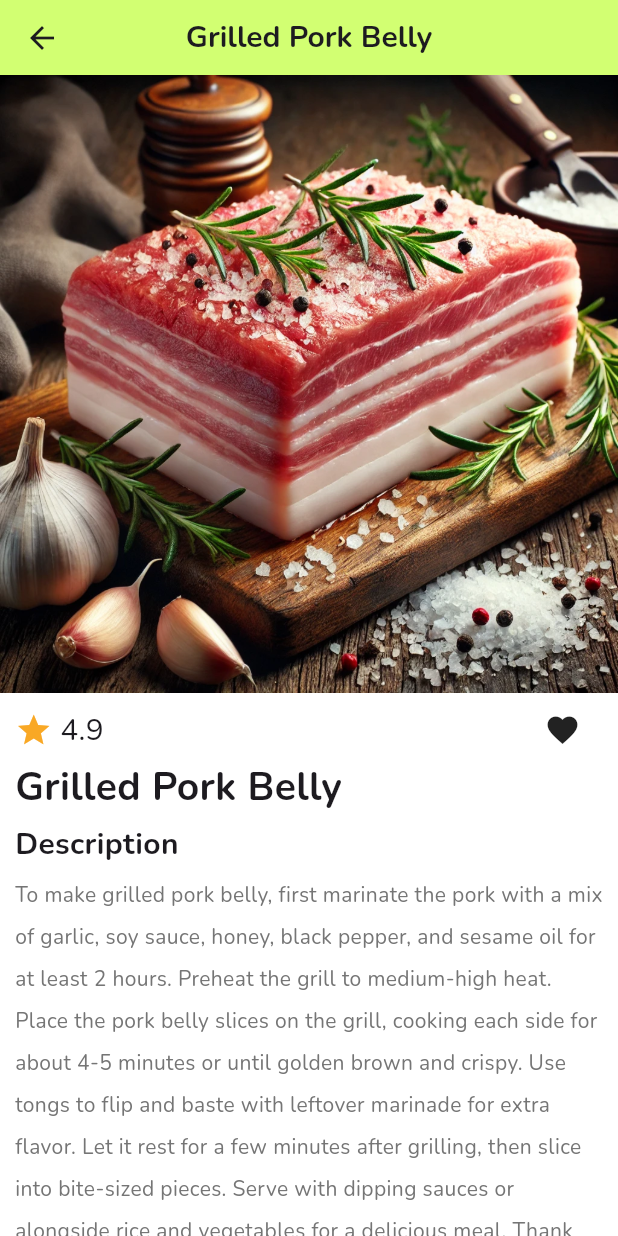
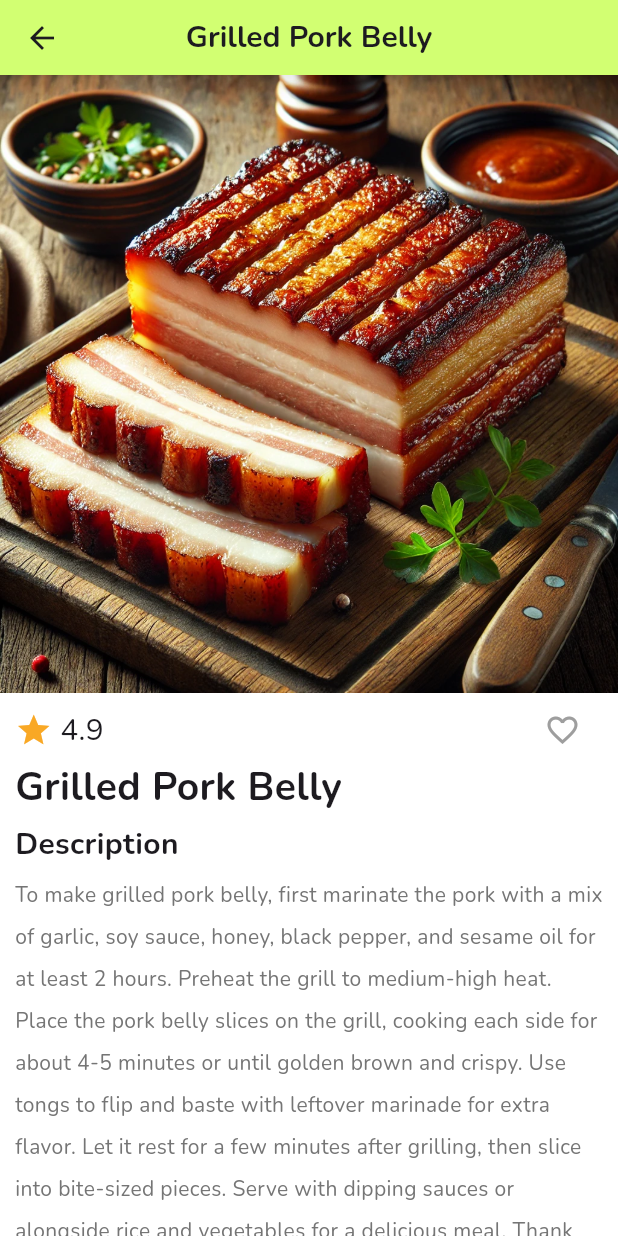
Before and after one commit to ShidoRise/Benri_app, a Flutter app: the RecipesScreen screen opened directly, after a tap on "Grilled Pork Belly", on a phone screen of 412 x 824 dp. Run offline on Flutter 3.47's test engine with Material 3 defaults, Android fonts, the phone set to English and light mode, and no system bars; our stand-ins replace easy_date_timeline, flutter_slidable, get, hive, hive_flutter, iconsax and 1 more; accounts and stored records are empty.

Commit message:
hung update

```diff
--- a/lib/view_models/favourite_recipe_provider.dart
+++ b/lib/view_models/favourite_recipe_provider.dart
@@ -5,22 +5,49 @@ class FavouriteRecipeProvider extends ChangeNotifier {
   final List<Recipes> _recipes = [
     Recipes(
         name: 'Grilled Pork Belly',
-        description: '',
-        imgPath: 'assets/images/ingredient/Pork Belly.png',
+        description:
+            'To make grilled pork belly, first marinate the pork with a mix of garlic, soy sauce, honey, black pepper, and sesame oil for at least 2 hours. Preheat the grill to medium-high heat. Place the pork belly slices on the grill, cooking each side for about 4-5 minutes or until golden brown and crispy. Use tongs to flip and baste with leftover marinade for extra flavor. Let it rest for a few minutes after grilling, then slice into bite-sized pieces. Serve with dipping sauces or alongside rice and vegetables for a delicious meal. Thank you for your watching, wait us more recipes',
+        imgPath: 'assets/images/recipe/Grilled Pork Belly.png',
         rating: '4.9'),
     Recipes(
-        name: 'Grilled Pork Belly',
-        description: '',
-        imgPath: 'assets/images/ingredient/Pork Belly.png',
-        rating: '4.9'),
+        name: 'Cơm Tấm',
+        description:
+            'Cơm tấm is a popular dish in southern Vietnam, particularly in Saigon (Ho Chi Minh City). It features broken rice grains, which were traditionally considered a lower-quality byproduct but have become a beloved base for this flavorful dish. Cơm tấm is usually served with a variety of toppings, including grilled pork (sườn nướng), shredded pork skin (bì), and steamed pork and egg patty (chả trứng). It’s typically garnished with pickled vegetables, cucumbers, and a fried egg. The dish is accompanied by a side of fish sauce (nước mắm) mixed with sugar, lime, and chili. Cơm tấm is a hearty meal with a delightful combination of textures and savory, sweet, and tangy flavors.',
+        imgPath: 'assets/images/recipe/Com Tam.png',
+        rating: '5.0'),
     Recipes(
-        name: 'Grilled Pork Belly',
-        description: '',
-        imgPath: 'assets/images/ingredient/Pork Belly.png',
-        rating: '4.9'),
+        name: 'Phở Bò',
+        description:
+            'Phở is one of Vietnam’s most famous dishes, known for its aromatic broth and simple, yet flavorful ingredients. It consists of flat rice noodles (bánh phở) served in a savory broth made by simmering beef bones, herbs, and spices like star anise, cinnamon, and cloves for hours. Phở is typically topped with thin slices of beef (phở bò) or chicken (phở gà), and garnished with fresh herbs such as cilantro, Thai basil, and green onions. Bean sprouts, lime, and chili peppers are often served on the side, allowing diners to customize the flavor. A perfect balance of umami, sweetness, and fragrance, phở is enjoyed across Vietnam and has become beloved worldwide.',
+        imgPath: 'assets/images/recipe/Pho.png',
+        rating: '5.0'),
+    Recipes(
+        name: 'Bún Đậu Mắm Tôm',
+        description:
+            'Bún đậu mắm tôm is a traditional Vietnamese dish, primarily enjoyed in the northern regions. It consists of several key components: bún (rice vermicelli noodles), đậu (fried tofu), and mắm tôm (fermented shrimp paste). Often, the dish is served with additional toppings like boiled pork belly, Vietnamese herbs, and sometimes chả cốm (fried green rice cakes). The shrimp paste, mắm tôm, is mixed with lime, sugar, and chili, creating a pungent yet flavorful dipping sauce. While the aroma of mắm tôm can be intense, it’s beloved by locals for its unique taste. Bún đậu mắm tôm is typically enjoyed as a light meal or street food, with a bold mix of textures and flavors.',
+        imgPath: 'assets/images/recipe/Bun Dau.png',
+        rating: '5.0'),
+    Recipes(
+        name: 'Pasta',
+        description:
+            'Pasta is a beloved dish that originated in Italy but has become a global favorite. Made primarily from wheat flour and water, pasta comes in various shapes and sizes, such as spaghetti, penne, fettuccine, and ravioli. It is incredibly versatile and pairs well with a wide range of sauces, from the classic tomato-based marinara to creamy Alfredo or rich pesto. Pasta can be served with a variety of ingredients, including vegetables, meats, seafood, and cheeses, making it adaptable for different palates. Whether baked as lasagna, served cold in a salad, or simply topped with olive oil and garlic, pasta remains a comforting, satisfying, and universally enjoyed meal.',
+        imgPath: 'assets/images/recipe/Pasta.png',
+        rating: '4.8'),
+    Recipes(
+        name: 'Salad',
+        description:
+            'Salad is a diverse dish made primarily from raw or cooked vegetables, often combined with fruits, grains, proteins, and a variety of dressings. Popular as a healthy meal option, salads can range from simple combinations like lettuce, tomatoes, and cucumbers to more elaborate creations with ingredients such as avocados, nuts, cheese, or grilled meats. Dressings, like vinaigrettes or creamy sauces, enhance the flavor and texture of the salad. Some well-known types of salads include Caesar salad, Greek salad, and Cobb salad. Whether served as a side dish or a main course, salads offer endless possibilities and are celebrated for their freshness, nutritional benefits, and adaptability to different tastes and dietary preferences.',
+        imgPath: 'assets/images/recipe/Salad.png',
+        rating: '4.8'),
+    Recipes(
+        name: 'Pizza',
+        description:
+            'Pizza, originally from Italy, has become one of the world’s most popular and beloved dishes. It consists of a flatbread base topped with tomato sauce, cheese, and a wide variety of ingredients such as vegetables, meats, and seafood. The dough is typically made from wheat flour, and the cheese most commonly used is mozzarella, though other varieties can be added. Classic pizza types include Margherita, featuring basil, mozzarella, and tomato, and pepperoni, topped with spicy sausage slices. Whether cooked in a wood-fired oven or a modern pizza oven, the crispy crust, melted cheese, and rich toppings make pizza a flavorful and satisfying meal. Its versatility allows for endless creative variations, appealing to diverse tastes worldwide.',
+        imgPath: 'assets/images/recipe/Pizza.png',
+        rating: '4.8'),
   ];
 
-  List<Recipes> _favouriteRecipes = [];
+  final List<Recipes> _favouriteRecipes = [];
 
   List<Recipes> get recipes => _recipes;
   List<Recipes> get favouriteRecipes => _favouriteRecipes;
--- a/lib/views/screens/recipe_detail_screen.dart
+++ b/lib/views/screens/recipe_detail_screen.dart
@@ -13,17 +13,27 @@ class RecipeDetailScreen extends StatefulWidget {
 }
 
 class _RecipeDetailScreenState extends State<RecipeDetailScreen> {
-  void addToFavouriteRecipe() {
-    final favouriteRecipe = context.read<FavouriteRecipeProvider>();
+  void toggleFavouriteRecipe() {
+    final favouriteRecipeProvider = context.read<FavouriteRecipeProvider>();
 
-    favouriteRecipe.addToFavourite(widget.recipe);
-
-    ScaffoldMessenger.of(context)
-        .showSnackBar(const SnackBar(content: Text("Successfull")));
+    if (favouriteRecipeProvider.favouriteRecipes.contains(widget.recipe)) {
+      favouriteRecipeProvider
+          .removeFromFavourite(widget.recipe); // Remove from favourites
+      ScaffoldMessenger.of(context).showSnackBar(
+          const SnackBar(content: Text("Removed from Favourites")));
+    } else {
+      favouriteRecipeProvider
+          .addToFavourite(widget.recipe); // Add to favourites
+      ScaffoldMessenger.of(context)
+          .showSnackBar(const SnackBar(content: Text("Added to Favourites")));
+    }
   }
 
   @override
   Widget build(BuildContext context) {
+    final favouriteRecipeProvider = context.watch<FavouriteRecipeProvider>();
+    bool isFavourite =
+        favouriteRecipeProvider.favouriteRecipes.contains(widget.recipe);
     return Scaffold(
       appBar: BAppBar(title: widget.recipe.name),
       body: Column(
@@ -62,8 +72,13 @@ class _RecipeDetailScreenState extends State<RecipeDetailScreen> {
                     Padding(
                       padding: EdgeInsets.only(right: 15),
                       child: GestureDetector(
-                          onTap: addToFavouriteRecipe,
-                          child: Icon(Icons.favorite)),
+                          onTap: toggleFavouriteRecipe,
+                          child: Icon(
+                            isFavourite
+                                ? Icons.favorite
+                                : Icons.favorite_border,
+                            color: isFavourite ? Colors.red : Colors.grey,
+                          )),
                     )
                   ],
                 ),
@@ -94,10 +109,13 @@ class _RecipeDetailScreenState extends State<RecipeDetailScreen> {
               Padding(
                 padding: EdgeInsets.symmetric(horizontal: 10),
                 child: Text(
-                  "To make grilled pork belly, first marinate the pork with a mix of garlic, soy sauce, honey, black pepper, and sesame oil for at least 2 hours. Preheat the grill to medium-high heat. Place the pork belly slices on the grill, cooking each side for about 4-5 minutes or until golden brown and crispy. Use tongs to flip and baste with leftover marinade for extra flavor. Let it rest for a few minutes after grilling, then slice into bite-sized pieces. Serve with dipping sauces or alongside rice and vegetables for a delicious meal. Thank you for your watching, wait us more recipes",
+                  widget.recipe.description,
                   style: TextStyle(color: Colors.grey[600], height: 2),
                 ),
-              )
+              ),
+              SizedBox(
+                height: 100,
+              ),
             ],
           ))
         ],
--- a/lib/views/screens/recipes_sreen.dart
+++ b/lib/views/screens/recipes_sreen.dart
@@ -1,4 +1,3 @@
-import 'package:benri_app/models/recipes/recipes.dart';
 import 'package:benri_app/utils/constants/colors.dart';
 import 'package:benri_app/view_models/favourite_recipe_provider.dart';
 import 'package:benri_app/views/screens/recipe_detail_screen.dart';
@@ -10,7 +9,7 @@ import 'package:flutter/material.dart';
 import 'package:provider/provider.dart';
 
 class RecipesScreen extends StatelessWidget {
-  RecipesScreen({super.key});
+  const RecipesScreen({super.key});
 
   //navigate to detail page
   void navigateToRecipeDetails(BuildContext context, int index) {
@@ -29,10 +28,12 @@ class RecipesScreen extends StatelessWidget {
   Widget build(BuildContext context) {
     final recipes = context.read<FavouriteRecipeProvider>();
     final recipeMenu = recipes.recipes;
+    final favouriteRecipe = recipes.favouriteRecipes;
 
     return Scaffold(
       appBar: BAppBar(title: 'Recipe'),
-      body: Column(
+      body: SingleChildScrollView(
+        child: Column(
           crossAxisAlignment: CrossAxisAlignment.start,
           children: [
             Padding(
@@ -43,7 +44,8 @@ class RecipesScreen extends StatelessWidget {
               padding: EdgeInsets.only(bottom: 12, left: 20),
               margin: EdgeInsets.symmetric(horizontal: 12),
               decoration: BoxDecoration(
-                color: BColors.accent, borderRadius: BorderRadius.circular(12)),
+                  color: BColors.accent,
+                  borderRadius: BorderRadius.circular(12)),
               child: Row(
                 mainAxisAlignment: MainAxisAlignment.spaceBetween,
                 children: [
@@ -114,14 +116,17 @@ class RecipesScreen extends StatelessWidget {
                 ],
               ),
             ),
-          Expanded(
+            Container(
+              height: 260, // fixed height for horizontal list
               child: ListView.builder(
                 scrollDirection: Axis.horizontal,
                 itemCount: recipeMenu.length,
                 itemBuilder: (context, index) => RecipeTile(
                   recipe: recipeMenu[index],
                   onTap: () => navigateToRecipeDetails(context, index),
-                      ))),
+                ),
+              ),
+            ),
             Padding(
               padding: const EdgeInsets.symmetric(horizontal: 20),
               child: Row(
@@ -159,9 +164,22 @@ class RecipesScreen extends StatelessWidget {
               ),
             ),
             SizedBox(
-            height: 130,
-          )
+              height: 260,
+              child: ListView.builder(
+                scrollDirection: Axis.horizontal,
+                // disable scrolling within list
+                itemCount: favouriteRecipe.length,
+                itemBuilder: (context, index) => RecipeTile(
+                  recipe: favouriteRecipe[index],
+                  onTap: () {},
+                ),
+              ),
+            ),
+            SizedBox(
+              height: 100,
+            ),
           ],
+        ),
       ),
     );
   }
--- a/lib/views/widgets/recipe_tile.dart
+++ b/lib/views/widgets/recipe_tile.dart
@@ -1,6 +1,5 @@
 import 'package:flutter/material.dart';
 import 'package:benri_app/models/recipes/recipes.dart';
-import 'package:get/get.dart';
 
 class RecipeTile extends StatelessWidget {
   final Recipes recipe;
--- a/pubspec.yaml
+++ b/pubspec.yaml
@@ -76,6 +76,7 @@ flutter:
   assets:
       - assets/images/ingredient/
       - assets/images/deco/
+      - assets/images/recipe/
 
 
   # An image asset can refer to one or more resolution-specific "variants", see
```
Also changed, not shown: assets/images/recipe/Bun Dau.png (added), assets/images/recipe/Com Tam.png (added), assets/images/recipe/Grilled Pork Belly.png (added), assets/images/recipe/Pasta.png (added), assets/images/recipe/Pho.png (added), assets/images/recipe/Pizza.png (added), assets/images/recipe/Salad.png (added). Lines whose indentation alone changed are shown as unchanged.
